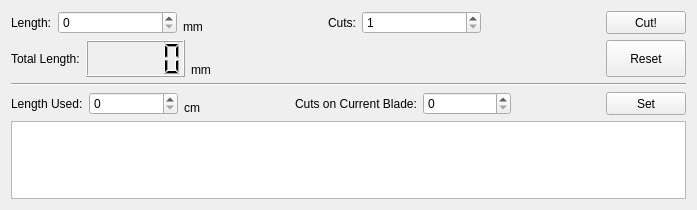
First picture: the form in cutter.ui, repository fwappy/tubingCutter, before the edit.
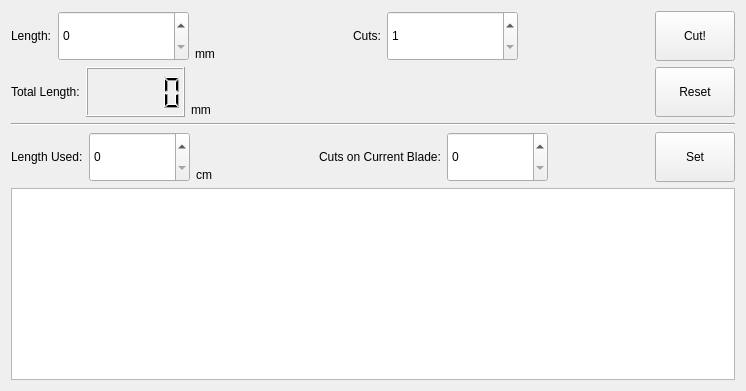
Second picture: the form after the edit.

```diff
--- a/cutter.ui
+++ b/cutter.ui
@@ -6,8 +6,8 @@
    <rect>
     <x>0</x>
     <y>0</y>
-    <width>697</width>
-    <height>210</height>
+    <width>746</width>
+    <height>391</height>
    </rect>
   </property>
   <property name="windowTitle">
@@ -70,6 +70,9 @@
        <property name="suffix">
         <string/>
        </property>
+       <property name="maximum">
+        <number>1000000</number>
+       </property>
       </widget>
      </item>
      <item>
@@ -113,6 +116,9 @@
          <verstretch>0</verstretch>
         </sizepolicy>
        </property>
+       <property name="maximum">
+        <number>10000</number>
+       </property>
       </widget>
      </item>
      <item>
@@ -153,6 +159,9 @@
        <property name="suffix">
         <string/>
        </property>
+       <property name="maximum">
+        <number>10000</number>
+       </property>
       </widget>
      </item>
      <item>
```
